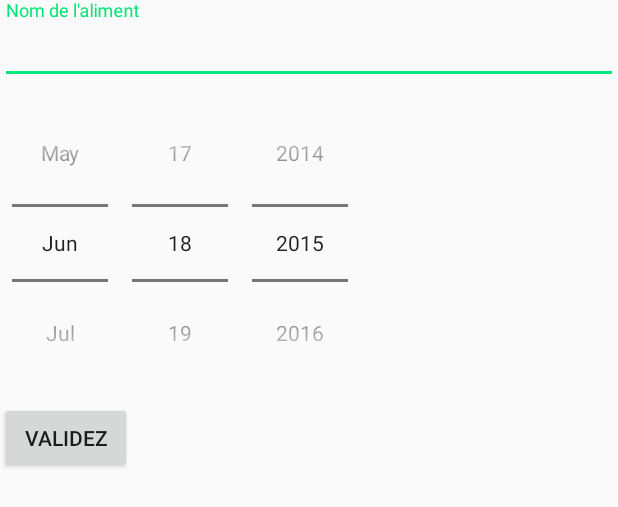
After one commit to Nowaste/Nowaste.Android, an Android app: the layout fragment_add_food.xml on its own in the app's theme, with its tools: preview values and no code run, on a phone screen of 412 x 824 dp. The commit adds this screen. Shown: the top 507 px of the screen. Run offline under Robolectric (Android 15) with nearby library versions, the phone set to English and light mode, and no system bars.

Commit message:
Give a simple way to add a food element to list

```diff
--- a/app/src/main/AndroidManifest.xml
+++ b/app/src/main/AndroidManifest.xml
@@ -11,6 +11,7 @@
     <uses-permission android:name="android.permission.GET_ACCOUNTS" /> <!-- To auto-complete the email text field in the login form with the user's emails -->
     <uses-permission android:name="android.permission.READ_PROFILE" />
     <uses-permission android:name="android.permission.READ_CONTACTS" />
+    <uses-permission android:name="android.permission.RECORD_AUDIO" />
 
     <application
         android:name=".NowasteApplication"
@@ -18,6 +19,7 @@
         android:icon="@mipmap/ic_launcher"
         android:label="@string/app_name"
         android:theme="@style/AppTheme" >
+
         <activity
             android:name=".view.activities.DrawerActivity"
             android:screenOrientation="portrait">
--- /dev/null
+++ b/app/src/main/res/layout/fragment_add_food.xml
@@ -0,0 +1,46 @@
+<android.support.design.widget.CoordinatorLayout
+    xmlns:android="http://schemas.android.com/apk/res/android"
+    xmlns:app="http://schemas.android.com/apk/res-auto"
+    android:layout_width="match_parent"
+    android:layout_height="match_parent"
+    >
+    <FrameLayout
+        android:layout_width="match_parent"
+        android:layout_height="match_parent">
+
+        <LinearLayout
+            android:layout_width="match_parent"
+            android:layout_height="match_parent"
+            android:orientation="vertical">
+
+            <android.support.design.widget.TextInputLayout
+                android:id="@+id/name_text_input_layout"
+                android:layout_width="match_parent"
+                android:layout_height="wrap_content">
+                <EditText
+                    android:id="@+id/name_edit_text"
+                    android:layout_width="match_parent"
+                    android:layout_height="wrap_content"
+                    android:hint="@string/name_hint"/>
+            </android.support.design.widget.TextInputLayout>
+
+            <DatePicker
+                android:id="@+id/outOfDatePicker"
+                android:layout_width="wrap_content"
+                android:layout_height="wrap_content"
+                android:datePickerMode="spinner"
+                android:calendarViewShown="false"
+                />
+
+
+            <Button
+                android:id="@+id/addFoodButton"
+                android:layout_width="wrap_content"
+                android:layout_height="wrap_content"
+                android:text="@string/button_validate"/>
+        </LinearLayout>
+
+
+    </FrameLayout>
+
+</android.support.design.widget.CoordinatorLayout>
--- a/app/src/main/res/values/strings.xml
+++ b/app/src/main/res/values/strings.xml
@@ -12,6 +12,11 @@
 
     <string name="drawer_open">Ouvert</string>
     <string name="drawer_close">Fermé</string>
+    <string name="menu_title_settings">Paramètres</string>
+    <string name="menu_title_my_fridge">Votre frigo</string>
+    <string name="menu_title_add_food">Ajoutez un aliment</string>
+    <string name="button_validate">Validez</string>
+
 
     <string name="navigation_drawer_open" translatable="false"/>
     <string name="navigation_drawer_close" translatable="false"/>
@@ -20,5 +25,6 @@
     <string name="contact_desc">contact photo</string>
     <string name="sample_name">User Name</string>
     <string name="not_title_set">No title set</string>
+    <string name="name_hint">Nom de l\'aliment</string>
 
 </resources>
```
Also changed, not shown: app/src/main/java/com/yacorso/nowaste/events/AddFoodEvent.java (added, +11 -0 lines), app/src/main/java/com/yacorso/nowaste/utils/MessageEvent.java (added, +19 -0 lines), app/src/main/java/com/yacorso/nowaste/view/activities/DrawerActivity.java (+29 -68 lines), app/src/main/java/com/yacorso/nowaste/view/fragments/AddFoodFragment.java (added, +183 -0 lines), app/src/main/java/com/yacorso/nowaste/view/fragments/FoodListFragment.java (+3 -21 lines), app/src/main/java/com/yacorso/nowaste/view/old/AddFoodActivity.java (deleted, +0 -120 lines), app/src/main/res/layout/activity_add_food.xml (deleted, +0 -45 lines).
